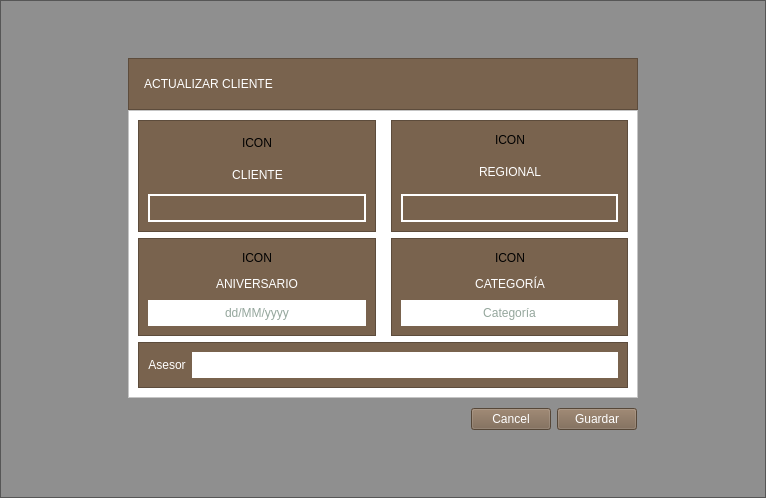
Above: update_client.ui from altitude-solutions/Camino_Real_Desktop before the change. Below: the same form after it.
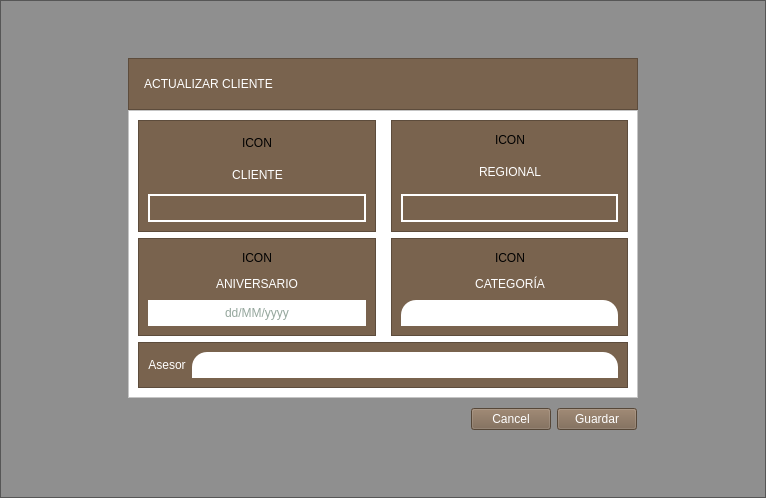
That is the form after the change.

Diff of the .ui file:
```diff
--- a/update_client.ui
+++ b/update_client.ui
@@ -602,24 +602,51 @@
                    </layout>
                   </item>
                   <item>
-                   <widget class="QLineEdit" name="categoria">
+                   <widget class="QComboBox" name="categoria">
                     <property name="styleSheet">
-                     <string notr="true">background-color:white;
-border-radius:15px;
-color: #294D39;
-font: 12pt &quot;MS Shell Dlg 2&quot;;
-padding:5px;
-min-height:1.8em;
+                     <string notr="true">QComboBox::hover {
+	background-color:white;
+	border-top-left-radius:15px;
+	border-top-right-radius:15px;
+	color: #294D39;
+	font: 12pt &quot;MS Shell Dlg 2&quot;;
+	padding:5px;	
+	min-height:1.8em;
+}
 
+QComboBox::focus {
+	background-color:white;
+	border-top-left-radius:15px;
+	border-top-right-radius:15px;
+	color: #294D39;
+	font: 12pt &quot;MS Shell Dlg 2&quot;;
+	padding:5px;	
+	min-height:1.8em;
+}
+
+QComboBox::drop-down  {
+	border:0px;
+}
+
+QComboBox{
+	background-color:white;
+	border-top-left-radius:15px;
+	border-top-right-radius:15px;
+	color: #294D39;
+	font: 12pt &quot;MS Shell Dlg 2&quot;;
+	padding:5px;	
+	min-height:1.8em;
+}
+
+QListView{
+	background-color:white;
+	color:#294D39;
+	font: 12pt &quot;MS Shell Dlg 2&quot;;
+	padding:5px;
+}
 
 </string>
                     </property>
-                    <property name="alignment">
-                     <set>Qt::AlignCenter</set>
-                    </property>
-                    <property name="placeholderText">
-                     <string>Categoría</string>
-                    </property>
                    </widget>
                   </item>
                  </layout>
@@ -654,24 +681,57 @@
                  </widget>
                 </item>
                 <item>
-                 <widget class="QLineEdit" name="agente">
+                 <widget class="QComboBox" name="agente">
+                  <property name="sizePolicy">
+                   <sizepolicy hsizetype="Expanding" vsizetype="Fixed">
+                    <horstretch>0</horstretch>
+                    <verstretch>0</verstretch>
+                   </sizepolicy>
+                  </property>
                   <property name="styleSheet">
-                   <string notr="true">background-color:white;
-border-radius:15px;
-color: #294D39;
-font: 12pt &quot;MS Shell Dlg 2&quot;;
-padding:5px;
-min-height:1.5em;
+                   <string notr="true">QComboBox::hover {
+	background-color:white;
+	border-top-left-radius:15px;
+	border-top-right-radius:15px;
+	color: #294D39;
+	font: 12pt &quot;MS Shell Dlg 2&quot;;
+	padding:5px;	
+	min-height:1.8em;
+}
 
+QComboBox::focus {
+	background-color:white;
+	border-top-left-radius:15px;
+	border-top-right-radius:15px;
+	color: #294D39;
+	font: 12pt &quot;MS Shell Dlg 2&quot;;
+	padding:5px;	
+	min-height:1.8em;
+}
+
+QComboBox::drop-down  {
+	border:0px;
+}
+
+QComboBox{
+	background-color:white;
+	border-top-left-radius:15px;
+	border-top-right-radius:15px;
+	color: #294D39;
+	font: 12pt &quot;MS Shell Dlg 2&quot;;
+	padding:5px;	
+	min-height:1.8em;
+}
+
+QListView{
+	background-color:white;
+	color:#294D39;
+	font: 12pt &quot;MS Shell Dlg 2&quot;;
+	padding:5px;
+}
 
 </string>
                   </property>
-                  <property name="alignment">
-                   <set>Qt::AlignCenter</set>
-                  </property>
-                  <property name="placeholderText">
-                   <string/>
-                  </property>
                  </widget>
                 </item>
                </layout>
```
